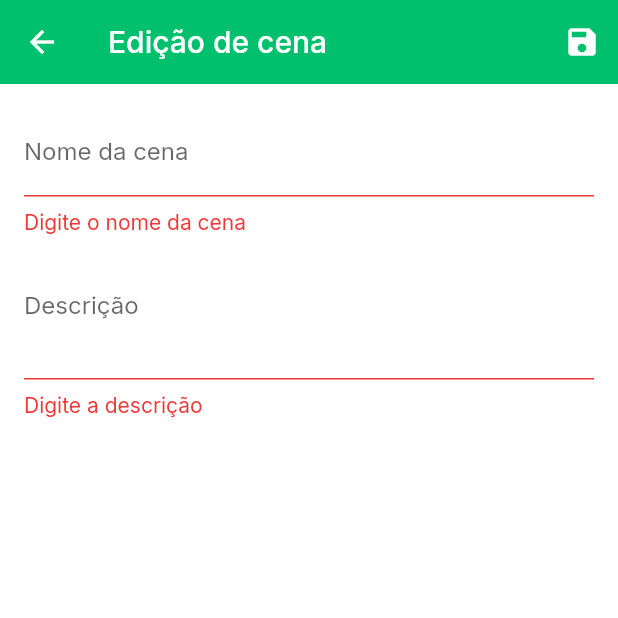
After one commit to ehweyand/HomeSet, a Flutter app: the EditSceneScreen screen opened by its route, after a tap on the "save" icon, on a phone screen of 412 x 824 dp, the top half of it. The commit adds this screen. Run offline on Flutter 3.47's test engine with Material 2 defaults, Android fonts, the phone set to English and light mode, and no system bars; our stand-ins replace google_fonts.

Commit message:
basic scenes creation

```diff
--- a/lib/main.dart
+++ b/lib/main.dart
@@ -4,13 +4,13 @@ import 'package:provider/provider.dart';
 
 // Providers
 import './providers/auth.dart';
-import './providers/device.dart';
 import './providers/devices.dart';
 import './providers/scenes.dart';
 
 //Screens
 import './screens/auth_screen.dart';
 import './screens/scenes_overview_screen.dart';
+import './screens/edit_scene_screen.dart';
 import './screens/user_devices_screen.dart';
 import './screens/edit_device_screen.dart';
 import './screens/general_devices_categories_screen.dart';
@@ -35,6 +35,9 @@ class MyApp extends StatelessWidget {
             value: ThemeProvider(),
           ),
           ChangeNotifierProvider.value(
+            value: Scenes(),
+          ),
+          ChangeNotifierProvider.value(
             value: Devices(),
           ),
           ChangeNotifierProvider.value(
@@ -57,6 +60,7 @@ class MyApp extends StatelessWidget {
                   GeneralDevicesCategoriesScreen(),
               EditDeviceCategoryScreen.routeName: (ctx) =>
                   EditDeviceCategoryScreen(),
+              EditSceneScreen.routeName: (ctx) => EditSceneScreen(),
             },
           ),
         ));
--- /dev/null
+++ b/lib/providers/scene.dart
@@ -0,0 +1,45 @@
+import 'dart:convert';
+import 'package:flutter/foundation.dart';
+import 'package:http/http.dart' as http;
+
+import '../constants.dart';
+
+class Scene with ChangeNotifier {
+  final String id;
+  final String nickname;
+  final String description;
+  bool isFavorite;
+
+  Scene({
+    @required this.id,
+    @required this.nickname,
+    @required this.description,
+    this.isFavorite = false,
+  });
+
+  void _setFavValue(bool newValue) {
+    isFavorite = newValue;
+    notifyListeners();
+  }
+
+  // - Para alterar o status do favorito
+  Future<void> toggleFavoriteStatus() async {
+    final oldStatus = isFavorite;
+    isFavorite = !isFavorite;
+    notifyListeners();
+    final url = Uri.https(firebaseUrl, '/scenes/$id.json');
+    try {
+      final response = await http.patch(
+        url,
+        body: json.encode({
+          'isFavorite': isFavorite,
+        }),
+      );
+      if (response.statusCode >= 400) {
+        _setFavValue(oldStatus);
+      }
+    } catch (error) {
+      _setFavValue(oldStatus);
+    }
+  }
+}
--- a/lib/screens/edit_device_screen.dart
+++ b/lib/screens/edit_device_screen.dart
@@ -112,7 +112,7 @@ class _EditDeviceScreenState extends State<EditDeviceScreen> {
   Widget build(BuildContext context) {
     return Scaffold(
       appBar: AppBar(
-        title: Text('Edição de dispositivos'),
+        title: Text('Edição de dispositivo'),
         //a ação de salvar o form ficará até o momento exclusiva de um iconbutton na appbar
         actions: [
           IconButton(
--- /dev/null
+++ b/lib/screens/edit_scene_screen.dart
@@ -0,0 +1,170 @@
+import 'package:flutter/material.dart';
+import 'package:provider/provider.dart';
+
+import '../providers/scene.dart';
+import '../providers/scenes.dart';
+
+class EditSceneScreen extends StatefulWidget {
+  static const routeName = '/edit-scene';
+
+  @override
+  _EditSceneScreenState createState() => _EditSceneScreenState();
+}
+
+class _EditSceneScreenState extends State<EditSceneScreen> {
+  final _form = GlobalKey<FormState>();
+
+  // campos da cena
+  var _editedScene = Scene(
+    id: null,
+    nickname: '',
+    description: '',
+  );
+
+  var _initValues = {
+    'nickname': '',
+    'description': '',
+  };
+
+  final _nicknameFocusNode = FocusNode();
+  final _descriptionFocusNode = FocusNode();
+
+  var _isInit = true;
+  var _isLoading = false;
+
+  @override
+  void didChangeDependencies() {
+    // Colocaria aqui a lógica para implementar a edição de cena
+    // Capturando os parâmetros recebidos pela rota
+    super.didChangeDependencies();
+  }
+
+  @override
+  void dispose() {
+    _nicknameFocusNode.dispose();
+    _descriptionFocusNode.dispose();
+    super.dispose();
+  }
+
+  Future<void> _saveForm() async {
+    final isValid = _form.currentState.validate();
+    if (!isValid) {
+      return;
+    }
+    _form.currentState.save();
+    setState(() {
+      _isLoading = true;
+    });
+
+    try {
+      await Provider.of<Scenes>(context, listen: false).addScene(_editedScene);
+    } catch (error) {
+      //Mostrar o erro pro usuário
+      await showDialog<Null>(
+        context: context,
+        builder: (ctx) => AlertDialog(
+          title: Text('Erro!'),
+          content: Text(
+              'Algo errado aconteceu. Mensagem técnica: ' + error.toString()),
+          actions: [
+            FlatButton(
+              onPressed: () {
+                //fechar a dialog
+                Navigator.of(ctx).pop();
+              },
+              child: Text('OK'),
+            )
+          ],
+        ),
+      );
+    }
+
+    setState(() {
+      _isLoading = false;
+    });
+    Navigator.of(context).pop();
+  }
+
+  @override
+  Widget build(BuildContext context) {
+    return Scaffold(
+      appBar: AppBar(
+        title: Text('Edição de cena'),
+        actions: [
+          IconButton(
+            icon: Icon(Icons.save),
+            onPressed: _saveForm,
+          ),
+        ],
+      ),
+      body: _isLoading
+          ? Center(
+              child: CircularProgressIndicator(),
+            )
+          : Padding(
+              padding: const EdgeInsets.all(16.0),
+              child: Form(
+                key: _form,
+                child: ListView(
+                  children: [
+                    TextFormField(
+                      initialValue: _initValues['nickname'],
+                      decoration: InputDecoration(
+                        labelText: 'Nome da cena',
+                        errorStyle: TextStyle(fontSize: 14),
+                      ),
+                      onFieldSubmitted: (value) {
+                        FocusScope.of(context)
+                            .requestFocus(_descriptionFocusNode);
+                      },
+                      validator: (value) {
+                        if (value.isEmpty) {
+                          return 'Digite o nome da cena';
+                        }
+                        return null;
+                      },
+                      onSaved: (value) {
+                        _editedScene = Scene(
+                          id: _editedScene.id,
+                          nickname: value,
+                          description: _editedScene.description,
+                          isFavorite: _editedScene.isFavorite,
+                        );
+                      },
+                      textInputAction: TextInputAction.next,
+                    ),
+                    TextFormField(
+                      initialValue: _initValues['description'],
+                      keyboardType: TextInputType.multiline,
+                      maxLines: 3,
+                      focusNode: _descriptionFocusNode,
+                      decoration: InputDecoration(
+                        labelText: 'Descrição',
+                        errorStyle: TextStyle(fontSize: 14),
+                      ),
+                      validator: (value) {
+                        if (value.isEmpty) {
+                          return 'Digite a descrição';
+                        }
+                        if (value.length < 10) {
+                          return 'A descrição precisa ter pelo menos 10 caracteres.';
+                        }
+                        return null;
+                      },
+                      onSaved: (value) {
+                        _editedScene = Scene(
+                          id: _editedScene.id,
+                          nickname: _editedScene.nickname,
+                          description: value,
+                          isFavorite: _editedScene.isFavorite,
+                        );
+                      },
+                      textInputAction: TextInputAction.done,
+                    ),
+                  ],
+                ),
+              ),
+            ),
+    );
+  }
+}
```
Also changed, not shown: lib/models/scene.dart (deleted, +0 -11 lines), lib/providers/scenes.dart (+80 -2 lines), lib/screens/scenes_overview_screen.dart (+31 -50 lines), lib/widgets/scene_item.dart (added, +45 -0 lines), lib/widgets/scenes_grid.dart (added, +32 -0 lines).
